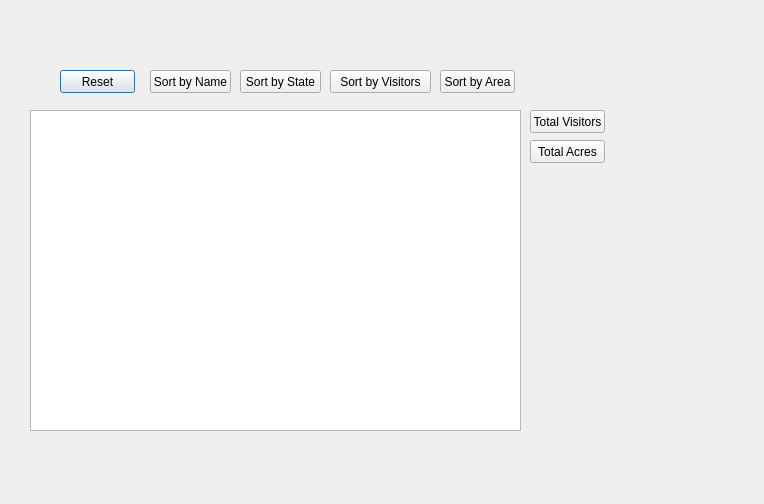
First picture: the form in parksdisplay.ui, repository smoreno11/NationalParksProject, before the edit.
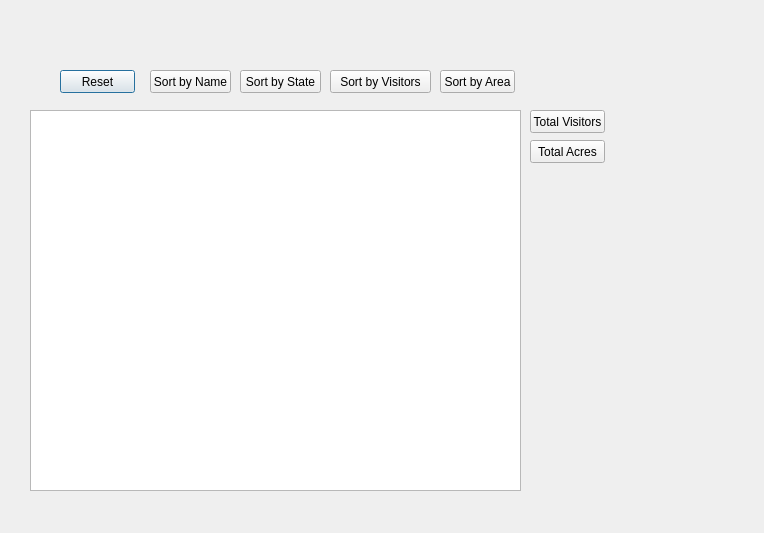
Second picture: the form after the edit.

Diff of the .ui file:
```diff
--- a/parksdisplay.ui
+++ b/parksdisplay.ui
@@ -7,7 +7,7 @@
     <x>0</x>
     <y>0</y>
     <width>764</width>
-    <height>504</height>
+    <height>533</height>
    </rect>
   </property>
   <property name="windowTitle">
@@ -19,7 +19,7 @@
      <x>30</x>
      <y>110</y>
      <width>491</width>
-     <height>321</height>
+     <height>381</height>
     </rect>
    </property>
   </widget>
```
